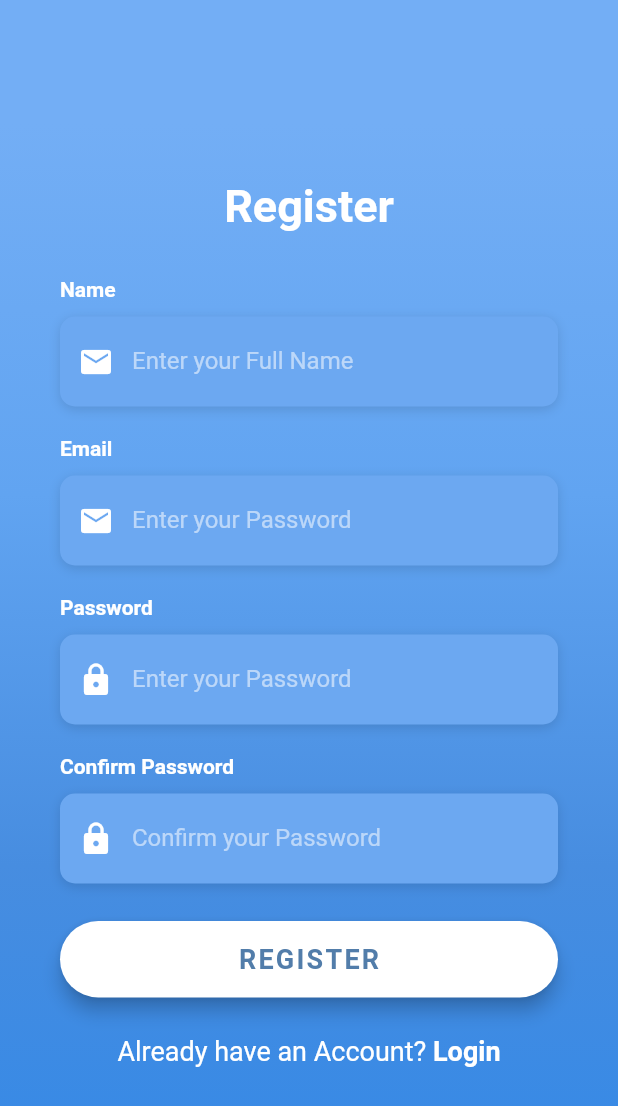
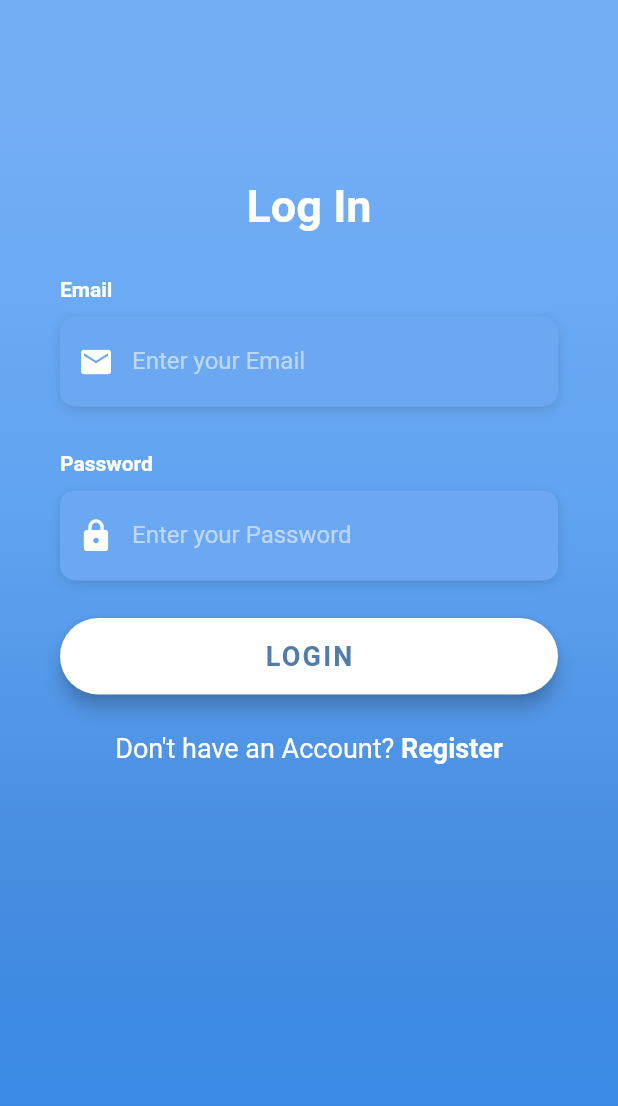
Before and after one commit to srour166/Oxford-Digithon-2020, a Flutter app: the screen it shows after launch, on a phone screen of 412 x 824 dp. Shown: the top 1106 px of the screen. Run offline on Flutter 3.47's test engine with Material 2 defaults, Android fonts, the phone set to English and light mode, and no system bars; our stand-ins replace firebase_auth, percent_indicator; accounts and stored records are empty; Roboto replaces fonts that are missing (OpenSans).

Commit message:
Add Firebase to app and implement auth

```diff
--- a/routine/lib/login.dart
+++ b/routine/lib/login.dart
@@ -1,8 +1,10 @@
 import 'package:flutter/material.dart';
 import 'package:flutter/services.dart';
 import 'package:routine/choose_categories.dart';
-import 'main.dart';
-import 'register.dart';
+import 'package:routine/register.dart';
+
+import 'package:routine/utils/helpers.dart';
+import 'package:routine/utils/firebase.dart';
 
 class LoginScreen extends StatefulWidget {
   @override
@@ -10,6 +12,9 @@ class LoginScreen extends StatefulWidget {
 }
 
 class _LoginScreenState extends State<LoginScreen> {
+  final _emailController = TextEditingController();
+  final _passwordController = TextEditingController();
+
   Widget _buildEmailTF() {
     return Column(
       crossAxisAlignment: CrossAxisAlignment.start,
@@ -35,7 +40,14 @@ class _LoginScreenState extends State<LoginScreen> {
             ],
           ),
           height: 60.0,
-          child: TextField(
+          child: TextFormField(
+            controller: _emailController,
+            validator: (value) {
+              if (value.isEmpty) {
+                return 'Please enter your email';
+              }
+              return null;
+            },
             keyboardType: TextInputType.emailAddress,
             style: TextStyle(
               color: Colors.white,
@@ -84,7 +96,14 @@ class _LoginScreenState extends State<LoginScreen> {
             ],
           ),
           height: 60.0,
-          child: TextField(
+          child: TextFormField(
+            controller: _passwordController,
+            validator: (value) {
+              if (value.isEmpty) {
+                return 'Please enter your password';
+              }
+              return null;
+            },
             obscureText: true,
             style: TextStyle(
               color: Colors.white,
@@ -114,15 +133,23 @@ class _LoginScreenState extends State<LoginScreen> {
       width: double.infinity,
       child: RaisedButton(
         elevation: 5.0,
-        onPressed: () {
-          print("pressing");
-          Navigator.push(context,
+        onPressed: () async {
+          final result = await FirebaseUtils().handleLogin(
+              email: _emailController.text, password: _passwordController.text);
+
+          if (result) {
+            Navigator.pushReplacement(context,
                 MaterialPageRoute(builder: (ctxt) => (ChooseCategories())));
+          } else {
+            showAlertDialog(context,
+                title: 'Failed to login',
+                message:
+                    'Failed to login. Please check your details and try again!');
+          }
         },
         padding: EdgeInsets.all(15.0),
-        shape: RoundedRectangleBorder(
-          borderRadius: BorderRadius.circular(30.0),
-        ),
+        shape:
+            RoundedRectangleBorder(borderRadius: BorderRadius.circular(30.0)),
         color: Colors.white,
         child: Text(
           'LOGIN',
@@ -131,8 +158,7 @@ class _LoginScreenState extends State<LoginScreen> {
               letterSpacing: 1.5,
               fontSize: 18.0,
               fontWeight: FontWeight.bold,
-            fontFamily: 'OpenSans',
-          ),
+              fontFamily: 'OpenSans'),
         ),
       ),
     );
@@ -140,7 +166,8 @@ class _LoginScreenState extends State<LoginScreen> {
 
   Widget _buildRegisterBtn() {
     return GestureDetector(
-      onTap: () => print('Sign Up Button Pressed'),
+      onTap: () => Navigator.of(context)
+          .push(MaterialPageRoute(builder: (ctxt) => RegisterPage())),
       child: RichText(
         text: TextSpan(
           children: [
@@ -149,16 +176,14 @@ class _LoginScreenState extends State<LoginScreen> {
               style: TextStyle(
                   color: Colors.white,
                   fontSize: 18.0,
-                fontWeight: FontWeight.w400,
-              ),
+                  fontWeight: FontWeight.w400),
             ),
             TextSpan(
               text: 'Register',
               style: TextStyle(
                   color: Colors.white,
                   fontSize: 18.0,
-                fontWeight: FontWeight.bold,
-              ),
+                  fontWeight: FontWeight.bold),
             ),
           ],
         ),
@@ -184,12 +209,8 @@ class _LoginScreenState extends State<LoginScreen> {
                 Color(0xFF478DE0),
                 Color(0xFF398AE5),
               ],
-                    stops: [
-                  0.1,
-                  0.4,
-                  0.7,
-                  0.9
-                ])),
+              stops: [0.1, 0.4, 0.7, 0.9],
+            )),
           ),
           Container(
             height: double.infinity,
--- a/routine/lib/main.dart
+++ b/routine/lib/main.dart
@@ -1,8 +1,8 @@
+import 'package:firebase_auth/firebase_auth.dart';
 import 'package:flutter/material.dart';
-import 'package:routine/choose_categories.dart';
 import 'package:routine/login.dart';
 import 'package:routine/register.dart';
-import 'package:routine/utils/constants.dart';
+import 'package:routine/dashboard.dart';
 
 void main() {
   runApp(MyApp());
@@ -18,7 +18,22 @@ class MyApp extends StatelessWidget {
         primarySwatch: Colors.blue,
         visualDensity: VisualDensity.adaptivePlatformDensity,
       ),
-      home: RegisterPage(),
+      home: StreamBuilder<FirebaseUser>(
+        stream: FirebaseAuth.instance.onAuthStateChanged,
+        builder: (BuildContext context, snapshot) {
+          if (snapshot.hasData) {
+            if (snapshot.data.providerData.length == 1) {
+              return snapshot.data.isEmailVerified
+                  ? MyDashboardPage()
+                  : LoginScreen();
+            } else {
+              return LoginScreen();
+            }
+          } else {
+            return LoginScreen();
+          }
+        },
+      ),
     );
   }
 }
--- a/routine/lib/register.dart
+++ b/routine/lib/register.dart
@@ -1,8 +1,10 @@
 import 'package:flutter/material.dart';
 import 'package:flutter/services.dart';
 import 'package:routine/choose_categories.dart';
-import 'main.dart';
-import 'register.dart';
+import 'package:routine/login.dart';
+
+import 'package:routine/utils/helpers.dart';
+import 'package:routine/utils/firebase.dart';
 
 class RegisterPage extends StatefulWidget {
   @override
@@ -10,53 +12,9 @@ class RegisterPage extends StatefulWidget {
 }
 
 class _RegisterPageState extends State<RegisterPage> {
-  Widget _buildName() {
-    return Column(
-      crossAxisAlignment: CrossAxisAlignment.start,
-      children: <Widget>[
-        Text('Name',
-            style: TextStyle(
-              color: Colors.white,
-              fontWeight: FontWeight.bold,
-              fontFamily: 'OpenSans',
-            )),
-        SizedBox(height: 10.0),
-        Container(
-          alignment: Alignment.centerLeft,
-          decoration: BoxDecoration(
-            color: Color(0xFF6CA8F1),
-            borderRadius: BorderRadius.circular(10.0),
-            boxShadow: [
-              BoxShadow(
-                color: Colors.black12,
-                blurRadius: 6.0,
-                offset: Offset(0, 2),
-              ),
-            ],
-          ),
-          height: 60.0,
-          child: TextField(
-            style: TextStyle(
-              color: Colors.white,
-              fontFamily: 'OpenSans',
-            ),
-            decoration: InputDecoration(
-                border: InputBorder.none,
-                contentPadding: EdgeInsets.only(top: 14.0),
-                prefixIcon: Icon(
-                  Icons.email,
-                  color: Colors.white,
-                ),
-                hintText: 'Enter your Full Name',
-                hintStyle: TextStyle(
-                  color: Colors.white54,
-                  fontFamily: 'OpenSans',
-                )),
-          ),
-        ),
-      ],
-    );
-  }
+  final _emailController = TextEditingController();
+  final _passwordController = TextEditingController();
+  final _confirmPasswordController = TextEditingController();
 
   Widget _buildEmailTF() {
     return Column(
@@ -83,7 +41,14 @@ class _RegisterPageState extends State<RegisterPage> {
             ],
           ),
           height: 60.0,
-          child: TextField(
+          child: TextFormField(
+            controller: _emailController,
+            validator: (value) {
+              if (value.isEmpty) {
+                return 'Please enter your email';
+              }
+              return null;
+            },
             keyboardType: TextInputType.emailAddress,
             style: TextStyle(
               color: Colors.white,
@@ -96,7 +61,7 @@ class _RegisterPageState extends State<RegisterPage> {
                   Icons.email,
                   color: Colors.white,
                 ),
-                hintText: 'Enter your Password',
+                hintText: 'Enter your Email',
                 hintStyle: TextStyle(
                   color: Colors.white54,
                   fontFamily: 'OpenSans',
@@ -132,7 +97,14 @@ class _RegisterPageState extends State<RegisterPage> {
             ],
           ),
           height: 60.0,
-          child: TextField(
+          child: TextFormField(
+            controller: _passwordController,
+            validator: (value) {
+              if (value.isEmpty) {
+                return 'Please enter a password';
+              }
+              return null;
+            },
             obscureText: true,
             style: TextStyle(
               color: Colors.white,
@@ -181,7 +153,16 @@ class _RegisterPageState extends State<RegisterPage> {
             ],
           ),
           height: 60.0,
-          child: TextField(
+          child: TextFormField(
+            controller: _confirmPasswordController,
+            validator: (value) {
+              if (value.isEmpty) {
+                return 'Please enter a password';
+              } else if (value != _passwordController.text) {
+                return 'Passwords must match';
+              }
+              return null;
+            },
             obscureText: true,
             style: TextStyle(
               color: Colors.white,
@@ -211,10 +192,22 @@ class _RegisterPageState extends State<RegisterPage> {
       width: double.infinity,
       child: RaisedButton(
         elevation: 5.0,
-        onPressed: () {
-          print("pressing");
-          Navigator.push(context,
-              MaterialPageRoute(builder: (ctxt) => (ChooseCategories())));
+        onPressed: () async {
+          final result = await FirebaseUtils().handleRegister(
+              email: _emailController.text, password: _passwordController.text);
+
+          if (result) {
+            Navigator.push(context,
+                MaterialPageRoute(builder: (ctxt) => ChooseCategories()));
+          } else {
+            showAlertDialog(context,
+                title: 'Failed to register',
+                message:
+                    'Failed to register. Please check your details and try again!');
+          }
+
+          Navigator.pushReplacement(context,
+              MaterialPageRoute(builder: (ctxt) => ChooseCategories()));
         },
         padding: EdgeInsets.all(15.0),
         shape: RoundedRectangleBorder(
@@ -237,7 +230,8 @@ class _RegisterPageState extends State<RegisterPage> {
 
   Widget _buildLoginBtn() {
     return GestureDetector(
-      onTap: () => print('login Button Pressed'),
+      onTap: () => Navigator.of(context)
+          .push(MaterialPageRoute(builder: (ctxt) => LoginScreen())),
       child: RichText(
         text: TextSpan(
           children: [
@@ -309,10 +303,6 @@ class _RegisterPageState extends State<RegisterPage> {
                     ),
                   ),
                   SizedBox(height: 30.0),
-                  _buildName(),
-                  SizedBox(
-                    height: 20.0,
-                  ),
                   _buildEmailTF(),
                   SizedBox(
                     height: 20.0,
--- /dev/null
+++ b/routine/lib/utils/firebase.dart
@@ -0,0 +1,45 @@
+import 'package:firebase_auth/firebase_auth.dart';
+import 'package:flutter/foundation.dart';
+
+class FirebaseUtils {
+  static final FirebaseUtils _singleton = FirebaseUtils._internal();
+
+  factory FirebaseUtils() => _singleton;
+
+  FirebaseUtils._internal();
+
+  Future<bool> handleLogin(
+      {@required String email, @required String password}) async {
+    final FirebaseAuth _auth = FirebaseAuth.instance;
+    try {
+      final AuthResult authResult = await _auth.signInWithEmailAndPassword(
+          email: email, password: password);
+
+      return true;
+    } catch (e) {
+      print('Invalid details');
+      print(e);
+    }
+
+    return false;
+  }
+
+  Future<bool> handleRegister(
+      {@required String email, @required String password}) async {
+    final FirebaseAuth _auth = FirebaseAuth.instance;
+
+    bool result = false;
+    try {
+      final AuthResult authResult = await _auth.createUserWithEmailAndPassword(
+          email: email, password: password);
+
+      print(authResult);
+      result = true;
+    } catch (e) {
+      print('Invalid details');
+      print(e);
+    }
+
+    return result;
+  }
+}
--- /dev/null
+++ b/routine/lib/utils/helpers.dart
@@ -0,0 +1,25 @@
+import 'package:flutter/cupertino.dart';
+import 'package:flutter/material.dart';
+
+showAlertDialog(
+  BuildContext context, {
+  @required String title,
+  @required String message,
+  Function handler,
+}) {
+  Widget okButton = FlatButton(
+    child: Text("OK"),
+    onPressed: () {
+      if (handler != null) handler();
+      Navigator.of(context).pop();
+    },
+  );
+
+  AlertDialog alert = AlertDialog(
+    title: Text(title),
+    content: Text(message),
+    actions: [okButton],
+  );
+
+  showDialog(context: context, builder: (BuildContext context) => alert);
+}
--- a/routine/pubspec.yaml
+++ b/routine/pubspec.yaml
@@ -12,6 +12,10 @@ dependencies:
   cupertino_icons: ^0.1.3
   percent_indicator: ^2.1.3
 
+  firebase_core: ^0.4.0+9
+  firebase_analytics: ^5.0.2
+  firebase_auth: ^0.14.0+5
+
 dev_dependencies:
   flutter_test:
     sdk: flutter
```
Also changed, not shown: routine/pubspec.lock, 8 other files. Lines whose indentation alone changed are shown as unchanged.
